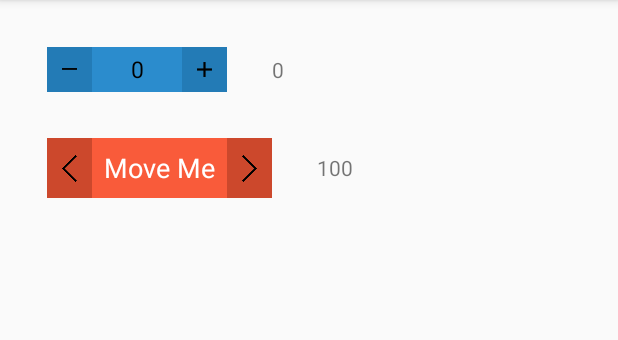
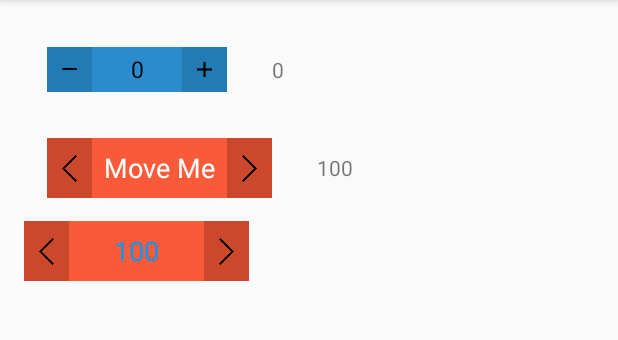
Before and after one commit to saiwu-bigkoo/Android-SnappingStepper, an Android app: the screen it shows after launch (MainActivity), on a phone screen of 412 x 824 dp, the part 84-424 px from its top. Run offline under Robolectric (Android 15) with nearby library versions, the phone set to English and light mode, and no system bars; libraries missing offline, so code that uses them is left out: com.nineoldandroids.animation.

Commit message:
增加xml设置步长、按钮图片、按钮资源、内容背景、内容字体、控件背景 修改默认的快速改变触发间隔时间 添加修改后demo
Signed-off-by: 筱龙缘 <794334212@qq.com>

```diff
--- a/app/src/main/res/layout/activity_main.xml
+++ b/app/src/main/res/layout/activity_main.xml
@@ -37,11 +37,13 @@
             android:id="@+id/stepperCustom"
             stepper:max="200"
             stepper:min="50"
+            stepper:step="5"
             stepper:value="100"
             stepper:mode="custom"
             stepper:text="Move Me"
             android:layout_width="150dp"
-            android:layout_height="40dp"/>
+            android:layout_height="40dp"
+          />
 
         <TextView
             android:id="@+id/tvValueCustom"
@@ -50,4 +52,22 @@
             android:layout_height="wrap_content" />
     </LinearLayout>
 
+    <com.bigkoo.snappingstepper.SnappingStepper
+      android:id="@+id/stepperCustom2"
+      stepper:max="200"
+      stepper:min="50"
+      stepper:step="5"
+      stepper:value="100"
+      android:layout_width="150dp"
+      android:layout_height="40dp"
+      stepper:stepper_background="@color/colorStepperButtonNormal"
+      stepper:stepper_leftButtonBackground="@drawable/sl_steppercustom_button_bg"
+      stepper:stepper_rightButtonBackground="@drawable/sl_steppercustom_button_bg"
+      stepper:stepper_contentBackground="@color/colorStepperContentBg"
+      stepper:stepper_contentTextColor="#0099ff"
+      stepper:stepper_contentTextSize="18"
+      stepper:stepper_leftButtonResources="@drawable/ic_stepper_left"
+      stepper:stepper_rightButtonResources="@drawable/ic_stepper_right"
+      />
+
 </LinearLayout>
--- a/app/src/main/res/values/colors.xml
+++ b/app/src/main/res/values/colors.xml
@@ -4,7 +4,7 @@
     <color name="colorPrimaryDark">#303F9F</color>
     <color name="colorAccent">#FF4081</color>
     <color name="colorStepperButtonNormal">#cc482c</color>
-    <color name="colorStepperButtonPress">#92311d</color>
+    <color name="colorStepperButtonPress">#92011d</color>
     <color name="colorStepperContentBg">#f95b3a</color>
     <color name="colorStepperText">#ffffff</color>
 </resources>
--- a/snappingstepper/src/main/java/com/bigkoo/snappingstepper/SnappingStepper.java
+++ b/snappingstepper/src/main/java/com/bigkoo/snappingstepper/SnappingStepper.java
@@ -2,6 +2,7 @@ package com.bigkoo.snappingstepper;
 
 import android.content.Context;
 import android.content.res.TypedArray;
+import android.graphics.drawable.Drawable;
 import android.util.AttributeSet;
 import android.view.LayoutInflater;
 import android.view.MotionEvent;
@@ -11,7 +12,6 @@ import android.view.animation.AccelerateInterpolator;
 import android.widget.ImageView;
 import android.widget.RelativeLayout;
 import android.widget.TextView;
-
 import com.bigkoo.snappingstepper.listener.SnappingStepperValueChangeListener;
 import com.nineoldandroids.animation.Animator;
 import com.nineoldandroids.animation.ValueAnimator;
@@ -31,10 +31,10 @@ public class SnappingStepper extends RelativeLayout implements View.OnTouchListe
     private boolean stepTouch = false;//是否按着，判断是否还要继续更新数值和界面
 
     //按下后多少间隔触发快速改变模式
-    private static final long STEPSPEEDCHANGEDURATION = 2000;
+    private static final long STEPSPEEDCHANGEDURATION = 1000;
     private static long UPDATEDURATIONSLOW = 300;//数值更新频率-慢
     private static long UPDATEDURATIONFAST = 100;//数值更新频率-快
-    private int valueSlowStep = 1;//慢速递增值
+    private int valueSlowStep = 1;//慢速递增值 步长
 
     //按下的初始x值
     private float startX = 0;
@@ -75,7 +75,6 @@ public class SnappingStepper extends RelativeLayout implements View.OnTouchListe
     private int minValue = 0;
     private int maxValue = 100;
 
-
     public SnappingStepper(Context context){
         this(context, null);
     }
@@ -86,7 +85,22 @@ public class SnappingStepper extends RelativeLayout implements View.OnTouchListe
 
     private void initViews(AttributeSet attrs) {
 
+
+        LayoutInflater.from(getContext()).inflate(R.layout.view_snappingstepper, this, true);
+        tvStepperContent = (TextView) findViewById(R.id.tvStepperContent);
+        ivStepperMinus = (ImageView) findViewById(R.id.ivStepperMinus);
+        ivStepperPlus = (ImageView) findViewById(R.id.ivStepperPlus);
+
         String text = "";
+         Drawable background =null;
+         Drawable buttonBackground =null;
+         Drawable contentBackground =null;
+         Drawable leftButtonResources =null;
+         Drawable rightButtonResources =null;
+         Drawable leftButtonBackground =null;
+         Drawable rightButtonBackground =null;
+        int contentTextColor = getResources().getColor(R.color.cl_snappingstepper_text);
+        float contentTextSize = 0;
         if(attrs !=null) {
             TypedArray a = getContext().obtainStyledAttributes(attrs, R.styleable.SnappingStepper);
             int modeValue = a.getInt(R.styleable.SnappingStepper_mode, Mode.AUTO.getValue());
@@ -94,20 +108,59 @@ public class SnappingStepper extends RelativeLayout implements View.OnTouchListe
             minValue = a.getInt(R.styleable.SnappingStepper_min, minValue);
             maxValue = a.getInt(R.styleable.SnappingStepper_max, maxValue);
             value = a.getInt(R.styleable.SnappingStepper_value, value);
+            valueSlowStep = a.getInt(R.styleable.SnappingStepper_step, valueSlowStep);
+            if(valueSlowStep <= 0) valueSlowStep = 1;
             text = a.getString(R.styleable.SnappingStepper_text);
 
+            background = a.getDrawable(R.styleable.SnappingStepper_stepper_background);
+            contentBackground = a.getDrawable(R.styleable.SnappingStepper_stepper_contentBackground);
+            leftButtonResources = a.getDrawable(R.styleable.SnappingStepper_stepper_leftButtonResources);
+            rightButtonResources = a.getDrawable(R.styleable.SnappingStepper_stepper_rightButtonResources);
+            leftButtonBackground = a.getDrawable(R.styleable.SnappingStepper_stepper_leftButtonBackground);
+            rightButtonBackground = a.getDrawable(R.styleable.SnappingStepper_stepper_rightButtonBackground);
+
+            contentTextColor = a.getColor(R.styleable.SnappingStepper_stepper_contentTextColor, contentTextColor);
+
+            System.out.println("contentTextSize befor:"+contentTextSize);
+            contentTextSize = a.getFloat(R.styleable.SnappingStepper_stepper_contentTextSize, 0);
+            System.out.println("contentTextSize after:"+contentTextSize);
             a.recycle();
         }
-        setBackgroundResource(R.color.cl_snappingstepper_button_press);
-        LayoutInflater.from(getContext()).inflate(R.layout.view_snappingstepper, this, true);
-        tvStepperContent = (TextView) findViewById(R.id.tvStepperContent);
-        ivStepperMinus = (ImageView) findViewById(R.id.ivStepperMinus);
-        ivStepperPlus = (ImageView) findViewById(R.id.ivStepperPlus);
+
+        if(background != null){
+            setBackgroundDrawable(background);
+        }else{
+            setBackgroundResource(R.color.cl_snappingstepper_button_press);
+        }
+
+
+        if(contentBackground != null){
+            setContentBackground(contentBackground);
+        }
+        tvStepperContent.setTextColor(contentTextColor);
+        if(contentTextSize>0)
+            setContentTextSize(contentTextSize);
+
+        if(leftButtonBackground!=null){
+            ivStepperMinus.setBackgroundDrawable(leftButtonBackground);
+        }
+        if(rightButtonBackground!=null){
+            ivStepperPlus.setBackgroundDrawable(rightButtonBackground);
+        }
+
+        if (leftButtonResources != null){
+            setLeftButtonResources(leftButtonResources);
+        }
+        if(rightButtonResources != null){
+            setRightButtonResources(rightButtonResources);
+        }
+
         if(mode == Mode.AUTO)//AUTO模式，写数值到滑动条上
             tvStepperContent.setText(String.valueOf(value));
         else
             tvStepperContent.setText(text);
-        //设置后onclick产生的点击状态会实效
+
+        //设置后onclick产生的点击状态会失效
         ivStepperMinus.setOnTouchListener(this);
         ivStepperPlus.setOnTouchListener(this);
         setOnTouchListener(this);
@@ -348,11 +401,30 @@ public class SnappingStepper extends RelativeLayout implements View.OnTouchListe
     }
 
     /**
+     * 获取步长
+     * @return
+     */
+    public int getValueSlowStep() {
+        return valueSlowStep;
+    }
+    /**
+     * 设置步长
+     * @return
+     */
+    public void setValueSlowStep(int valueSlowStep) {
+        this.valueSlowStep = valueSlowStep;
+    }
+
+    /**
      * 设置中间内容滑条颜色
      * @param resId
      */
     public void setContentBackground(int resId){
         tvStepperContent.setBackgroundResource(resId);
+    }
+
+    public void setContentBackground(Drawable drawable){
+        tvStepperContent.setBackgroundDrawable(drawable);
     }
 
     /**
@@ -398,9 +470,25 @@ public class SnappingStepper extends RelativeLayout implements View.OnTouchListe
 
     /**
      * 设置按钮资源
+     * @param drawable
+     */
+    public void setLeftButtonResources(Drawable drawable){
+        ivStepperMinus.setImageDrawable(drawable);
+    }
+
+    /**
+     * 设置按钮资源
      * @param resId
      */
     public void setRightButtonResources(int resId){
         ivStepperPlus.setImageResource(resId);
     }
+
+    /**
+     * 设置按钮资源
+     * @param drawable
+     */
+    public void setRightButtonResources(Drawable drawable){
+        ivStepperPlus.setImageDrawable(drawable);
+    }
 }
--- a/snappingstepper/src/main/res/layout/view_snappingstepper.xml
+++ b/snappingstepper/src/main/res/layout/view_snappingstepper.xml
@@ -1,8 +1,9 @@
 <?xml version="1.0" encoding="utf-8"?>
 <RelativeLayout xmlns:android="http://schemas.android.com/apk/res/android"
-    android:layout_width="match_parent"
-    android:layout_height="match_parent"
-    android:orientation="horizontal">
+                xmlns:tools="http://schemas.android.com/tools"
+                android:layout_width="match_parent"
+                android:layout_height="match_parent"
+                android:orientation="horizontal">
 
     <ImageView
         android:id="@+id/ivStepperMinus"
@@ -34,7 +35,8 @@
         android:layout_toRightOf="@id/ivStepperMinus"
         android:background="@color/cl_snappingstepper_text_bg"
         android:textColor="@color/cl_snappingstepper_text"
-        android:textSize="@dimen/snappingstepper_textSize" />
+        android:textSize="@dimen/snappingstepper_textSize"
+        tools:text="100"/>
 
 
 </RelativeLayout>
--- a/snappingstepper/src/main/res/values/attrs.xml
+++ b/snappingstepper/src/main/res/values/attrs.xml
@@ -4,10 +4,20 @@
         <attr name="min" format="integer"/>
         <attr name="max" format="integer"/>
         <attr name="value" format="integer"/>
+        <attr name="step" format="integer"/>
         <attr name="text" format="string"/>
         <attr name="mode" format="enum">
             <enum name="auto" value="0"/>
             <enum name="custom" value="1"/>
         </attr>
+        <attr name="stepper_background" format="color|reference"/>
+        <attr name="stepper_buttonBackground" format="color|reference"/>
+        <attr name="stepper_contentBackground" format="color|reference"/>
+        <attr name="stepper_contentTextColor" format="color"/>
+        <attr name="stepper_contentTextSize" format="float"/>
+        <attr name="stepper_leftButtonBackground" format="color|reference"/>
+        <attr name="stepper_rightButtonBackground" format="color|reference"/>
+        <attr name="stepper_leftButtonResources" format="color|reference"/>
+        <attr name="stepper_rightButtonResources" format="color|reference"/>
     </declare-styleable>
 </resources>
```
